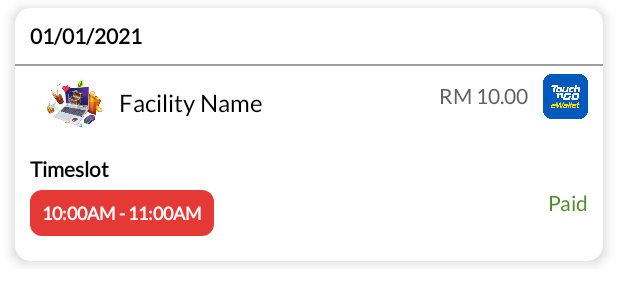
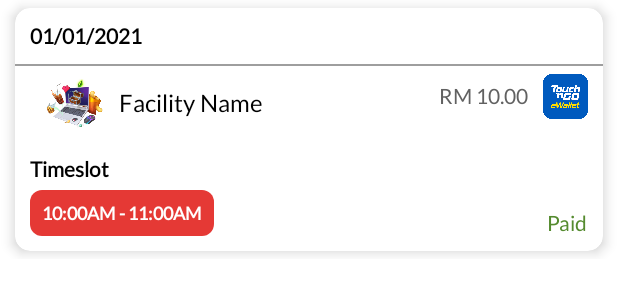
Before and after one commit to Xytrix1103/iicportal, an Android app: the layout b_history.xml on its own in the app's theme, with its tools: preview values and no code run, on a phone screen of 412 x 824 dp. Shown: the top 304 px of the screen. Run offline under Robolectric (Android 15) with nearby library versions, the phone set to English and light mode, and no system bars.

Commit message:
fixed booking layout

```diff
--- a/app/src/main/res/layout/b_history.xml
+++ b/app/src/main/res/layout/b_history.xml
@@ -121,11 +121,22 @@
 
             </RelativeLayout>
 
-            <RelativeLayout
+            <LinearLayout
                 android:layout_width="match_parent"
-                android:layout_height="60dp"
+                android:layout_height="wrap_content"
                 android:layout_below="@id/body"
-                android:layout_margin="10dp">
+                android:layout_marginStart="10dp"
+                android:layout_marginTop="10dp"
+                android:layout_marginEnd="10dp"
+                android:layout_marginBottom="10dp"
+                android:orientation="horizontal">
+
+                <LinearLayout
+                    android:id="@+id/timeslotLayout"
+                    android:layout_width="wrap_content"
+                    android:layout_height="wrap_content"
+                    android:layout_weight="1"
+                    android:orientation="vertical">
 
                     <TextView
                         android:id="@+id/timeslotText"
@@ -135,37 +146,32 @@
                         android:text="Timeslot"
                         android:textColor="@color/black"
                         android:textSize="14sp"
-                    android:textStyle="bold"
-                    android:layout_alignParentStart="true"
-                    android:layout_alignParentTop="true"/>
+                        android:textStyle="bold" />
 
                     <TextView
                         android:id="@+id/timeslot"
                         android:layout_width="wrap_content"
                         android:layout_height="wrap_content"
                         android:background="@drawable/red_rounded_rectangle"
-                    android:layout_alignParentStart="true"
+                        android:gravity="center"
+                        android:padding="8dp"
                         android:text="10:00AM - 11:00AM"
                         android:textColor="@color/white"
                         android:textSize="12sp"
-                    android:textStyle="bold"
-                    android:padding="8dp"
-                    android:gravity="center"
-                    android:layout_below="@+id/timeslotText"/>
+                        android:textStyle="bold" />
+
+                </LinearLayout>
 
                 <TextView
                     android:id="@+id/status"
                     android:layout_width="wrap_content"
                     android:layout_height="wrap_content"
-                    android:layout_alignParentEnd="true"
-                    android:layout_below="@+id/timeslotText"
-                    android:textAlignment="textEnd"
-                    android:layout_toEndOf="@+id/timeslot"
+                    android:layout_gravity="bottom"
                     android:text="Paid"
                     android:textColor="@color/light_green_800"
-                    android:textSize="14sp"/>
+                    android:textSize="14sp" />
 
-            </RelativeLayout>
+            </LinearLayout>
 
         </RelativeLayout>
 
```
Lines whose indentation alone changed are shown as unchanged.
